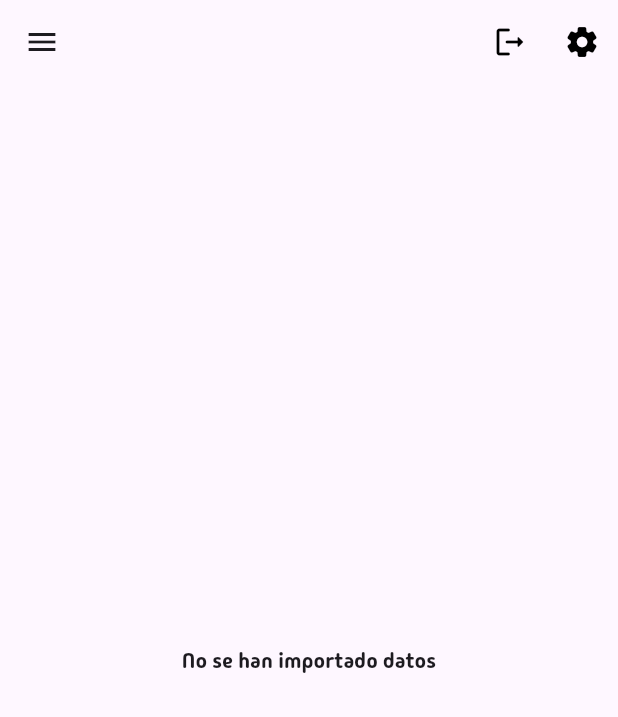
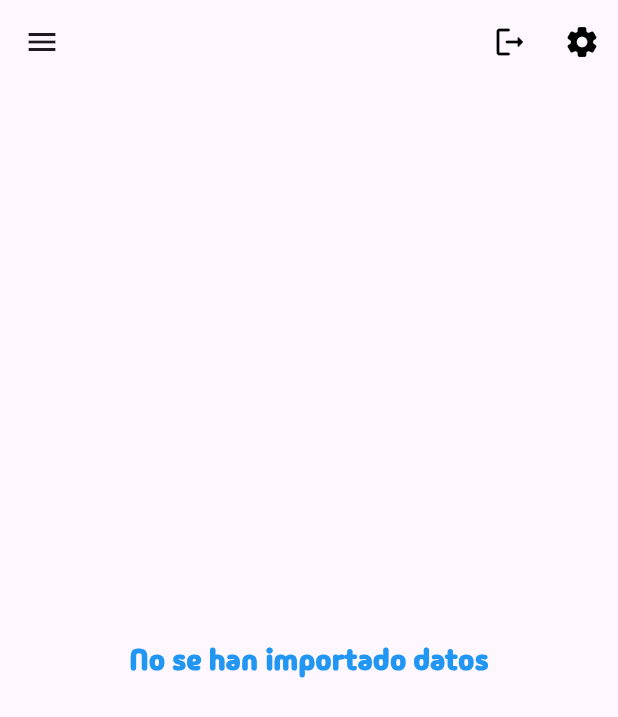
Before and after one commit to efrain131202/Telmex_App, a Flutter app: the HomeScreen screen opened by its route, on a phone screen of 412 x 824 dp. Shown: the top 717 px of the screen. Run offline on Flutter 3.47's test engine with Material 3 defaults, Android fonts, the phone set to English and light mode, and no system bars; our stand-ins replace file_picker, font_awesome_flutter, permission_handler; missing offline and left inert: spreadsheet_decoder.

Commit message:
edition in excel_data_viewer and import_excel

```diff
--- a/lib/screens/excel_data_viewer.dart
+++ b/lib/screens/excel_data_viewer.dart
@@ -1,24 +1,43 @@
 import 'package:flutter/material.dart';
 
 class ExcelDataViewer extends StatefulWidget {
-  final List<List<dynamic>>? excelData;
+  final List<List<List<dynamic>>>? excelSheets;
 
-  const ExcelDataViewer({super.key, required this.excelData});
+  // ignore: use_key_in_widget_constructors
+  const ExcelDataViewer({Key? key, required this.excelSheets});
 
   @override
   State<ExcelDataViewer> createState() => _ExcelDataViewerState();
 }
 
 class _ExcelDataViewerState extends State<ExcelDataViewer> {
+  int _selectedSheetIndex = 0;
   bool _showColumnHeaders = true;
   bool _showRowHeaders = true;
   bool _showGridLines = true;
 
   @override
   Widget build(BuildContext context) {
-    return widget.excelData != null
+    List<List<dynamic>>? currentSheet =
+        widget.excelSheets?[_selectedSheetIndex];
+    return currentSheet != null
         ? Column(
             children: [
+              DropdownButton<int>(
+                value: _selectedSheetIndex,
+                items: List.generate(
+                  widget.excelSheets!.length,
+                  (index) => DropdownMenuItem(
+                    value: index,
+                    child: Text('Hoja ${index + 1}'),
+                  ),
+                ),
+                onChanged: (value) {
+                  setState(() {
+                    _selectedSheetIndex = value!;
+                  });
+                },
+              ),
               Row(
                 mainAxisAlignment: MainAxisAlignment.end,
                 children: [
@@ -89,13 +108,13 @@ class _ExcelDataViewerState extends State<ExcelDataViewer> {
                                   child: SizedBox(),
                                 ),
                               for (int columnIndex = 0;
-                                  columnIndex < widget.excelData![0].length;
+                                  columnIndex < currentSheet[0].length;
                                   columnIndex++)
                                 TableCell(
                                   child: Padding(
                                     padding: const EdgeInsets.all(8.0),
                                     child: Text(
-                                      'Column $columnIndex',
+                                      'Columna $columnIndex',
                                       style: const TextStyle(
                                         color: Colors.white,
                                         fontWeight: FontWeight.bold,
@@ -106,7 +125,7 @@ class _ExcelDataViewerState extends State<ExcelDataViewer> {
                             ],
                           ),
                         for (int rowIndex = 0;
-                            rowIndex < widget.excelData!.length;
+                            rowIndex < currentSheet.length;
                             rowIndex++)
                           TableRow(
                             decoration: BoxDecoration(
@@ -122,7 +141,7 @@ class _ExcelDataViewerState extends State<ExcelDataViewer> {
                                   child: Padding(
                                     padding: const EdgeInsets.all(8.0),
                                     child: Text(
-                                      'Row $rowIndex',
+                                      'Fila $rowIndex',
                                       style: const TextStyle(
                                         color: Colors.blue,
                                         fontWeight: FontWeight.bold,
@@ -131,8 +150,7 @@ class _ExcelDataViewerState extends State<ExcelDataViewer> {
                                   ),
                                 ),
                               for (int columnIndex = 0;
-                                  columnIndex <
-                                      widget.excelData![rowIndex].length;
+                                  columnIndex < currentSheet[rowIndex].length;
                                   columnIndex++)
                                 TableCell(
                                   verticalAlignment:
@@ -140,8 +158,11 @@ class _ExcelDataViewerState extends State<ExcelDataViewer> {
                                   child: Container(
                                     padding: const EdgeInsets.all(8.0),
                                     child: Text(
-                                      widget.excelData![rowIndex][columnIndex]
-                                          .toString(),
+                                      currentSheet[rowIndex][columnIndex] ==
+                                              null
+                                          ? ''
+                                          : currentSheet[rowIndex][columnIndex]
+                                              .toString(),
                                       textAlign: TextAlign.center,
                                       style: const TextStyle(
                                         fontSize: 15,
@@ -159,7 +180,14 @@ class _ExcelDataViewerState extends State<ExcelDataViewer> {
             ],
           )
         : const Center(
-            child: Text('No se han importado datos'),
+            child: Text(
+              'No se han importado datos',
+              style: TextStyle(
+                color: Colors.blue,
+                fontWeight: FontWeight.bold,
+                fontSize: 20,
+              ),
+            ),
           );
   }
 }
--- a/lib/screens/home_screen.dart
+++ b/lib/screens/home_screen.dart
@@ -6,7 +6,8 @@ import 'exit_dialog.dart';
 import 'settings_screen.dart';
 
 class HomeScreen extends StatefulWidget {
-  const HomeScreen({super.key});
+  // ignore: use_super_parameters
+  const HomeScreen({Key? key}) : super(key: key);
 
   @override
   // ignore: library_private_types_in_public_api
@@ -43,7 +44,8 @@ class _HomeScreenState extends State<HomeScreen> {
         ],
       ),
       body: ExcelDataViewer(
-        excelData: _importExcelService.excelData,
+        excelSheets:
+            _importExcelService.excelData, // Cambiar excelData a excelSheets
       ),
       drawer: GestureDetector(
         onHorizontalDragUpdate: (details) {
--- a/lib/screens/import_excel.dart
+++ b/lib/screens/import_excel.dart
@@ -4,7 +4,8 @@ import 'package:spreadsheet_decoder/spreadsheet_decoder.dart';
 
 class ImportExcelService {
   File? _excelFile;
-  List<List<dynamic>>? _excelData;
+  List<List<List<dynamic>>>?
+      _excelData; // Cambiado a una lista de listas de listas de dinámicos
 
   Future<void> importExcelFile() async {
     FilePickerResult? result = await FilePicker.platform.pickFiles(
@@ -23,7 +24,13 @@ class ImportExcelService {
       try {
         final spreadsheetDecoder =
             SpreadsheetDecoder.decodeBytes(_excelFile!.readAsBytesSync());
-        _excelData = spreadsheetDecoder.tables.values.first.rows;
+
+        _excelData =
+            []; // Inicializar la lista de listas de listas de dinámicos
+
+        for (var table in spreadsheetDecoder.tables.values) {
+          _excelData!.add(table.rows); // Agregar los datos de cada hoja
+        }
       } catch (e) {
         // Manejo de errores
         // ignore: avoid_print
@@ -32,5 +39,6 @@ class ImportExcelService {
     }
   }
 
-  List<List<dynamic>>? get excelData => _excelData;
+  List<List<List<dynamic>>>? get excelData =>
+      _excelData; // Cambiado el tipo de retorno
 }
--- a/pubspec.yaml
+++ b/pubspec.yaml
@@ -42,6 +42,8 @@ dependencies:
   flutter_custom_tabs: ^2.0.0+1
   file_picker: ^8.0.0+1
   spreadsheet_decoder: ^2.2.0
+  excel: ^4.0.2
+  logger: ^2.1.0
 
 dev_dependencies:
   flutter_test:
```
Also changed, not shown: lib/screens/excel_viewer/chart_view_widget.dart (deleted), lib/screens/excel_viewer/excel_data_processor.dart (deleted), lib/screens/excel_viewer/section_view_widget.dart (deleted), lib/screens/excel_viewer/sheet_selector_widget.dart (deleted), lib/screens/excel_viewer/table_view_widget.dart (deleted), pubspec.lock.
